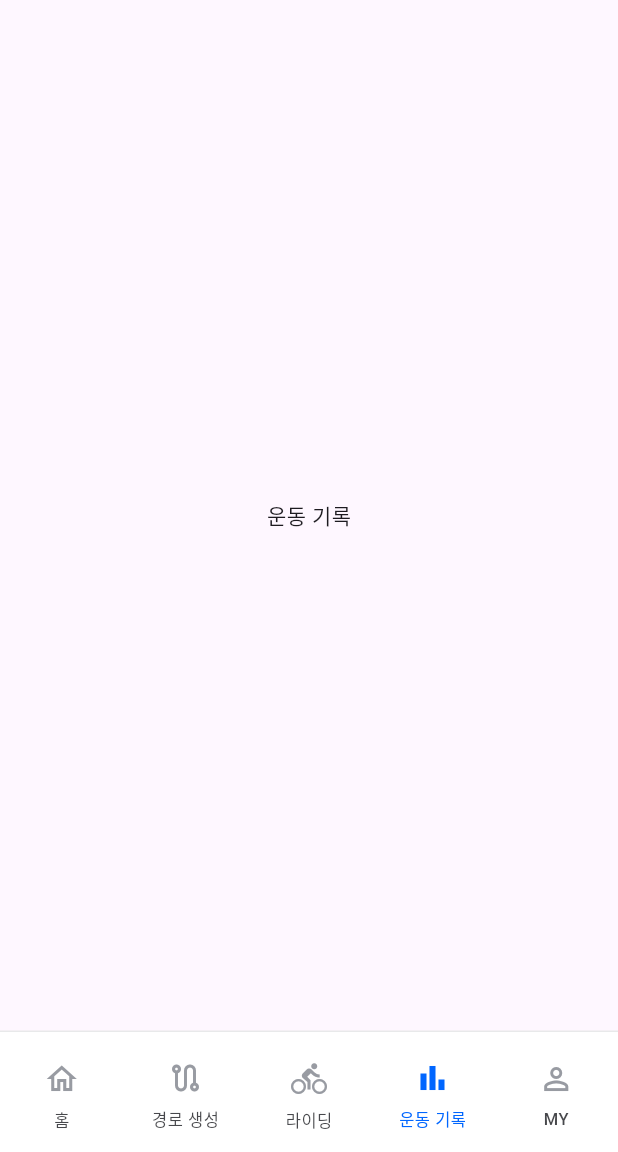
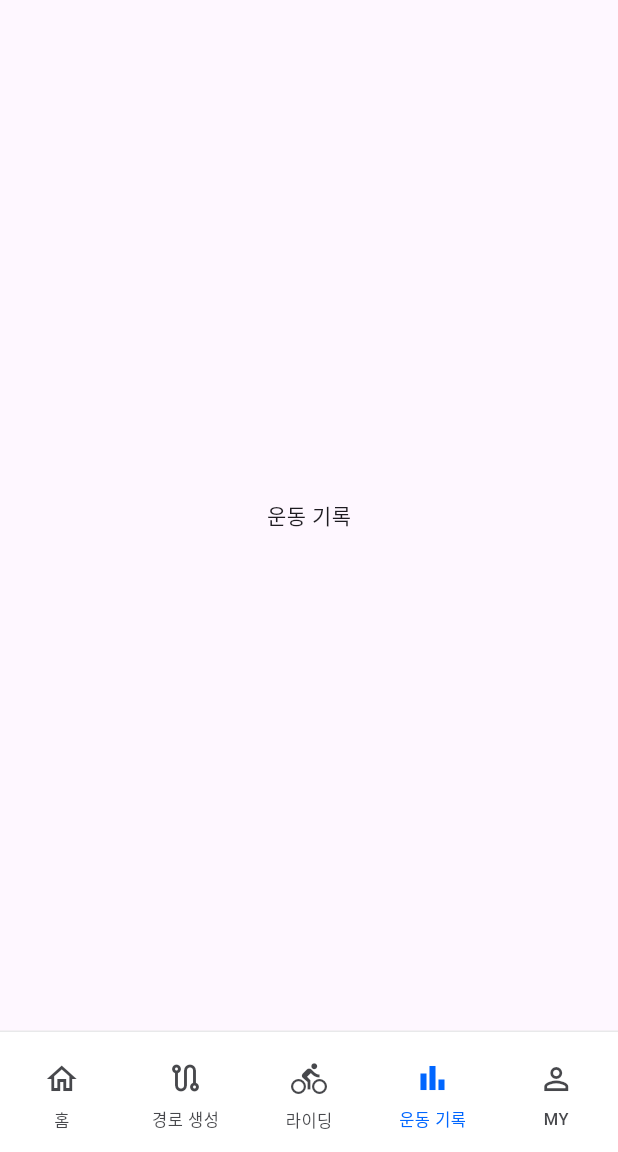
Before and after one commit to INOI-SWM/Urban_Breeze_Flutter, a Flutter app: the screen it shows after launch, item 4 of the bottom bar chosen, on a phone screen of 412 x 824 dp, the part 84-1236 px from its top. Run offline on Flutter 3.47's test engine with Material 3 defaults, Android fonts, the phone set to English and light mode, and no system bars; Roboto replaces fonts that are missing (Pretendard JP).

Commit message:
fix: 잘못 추가된 속성들 제거거

```diff
--- a/lib/ui/navigation/bottom_navigation.dart
+++ b/lib/ui/navigation/bottom_navigation.dart
@@ -33,89 +33,29 @@ class BottomNavigation extends StatelessWidget {
           elevation: 0,
           indicatorColor: Colors.transparent,
           destinations: <Widget>[
-            NavigationDestination(
-              icon: Icon(
-                Icons.home_outlined,
-                color:
-                    currentIndex == 0
-                        ? semanticColors.primaryNormal
-                        : semanticColors.interactionInactive,
-              ),
-              selectedIcon: Icon(
-                Icons.home,
-                color:
-                    currentIndex == 0
-                        ? semanticColors.primaryNormal
-                        : semanticColors.interactionInactive,
-              ),
+            const NavigationDestination(
+              icon: Icon(Icons.home_outlined),
+              selectedIcon: Icon(Icons.home),
               label: '홈',
             ),
-            NavigationDestination(
-              icon: Icon(
-                Icons.route_outlined,
-                color:
-                    currentIndex == 1
-                        ? semanticColors.primaryNormal
-                        : semanticColors.interactionInactive,
-              ),
-              selectedIcon: Icon(
-                Icons.route,
-                color:
-                    currentIndex == 1
-                        ? semanticColors.primaryNormal
-                        : semanticColors.interactionInactive,
-              ),
+            const NavigationDestination(
+              icon: Icon(Icons.route_outlined),
+              selectedIcon: Icon(Icons.route),
               label: '경로 생성',
             ),
-            NavigationDestination(
-              icon: Icon(
-                Icons.directions_bike_outlined,
-                color:
-                    currentIndex == 2
-                        ? semanticColors.primaryNormal
-                        : semanticColors.interactionInactive,
-              ),
-              selectedIcon: Icon(
-                Icons.directions_bike,
-                color:
-                    currentIndex == 2
-                        ? semanticColors.primaryNormal
-                        : semanticColors.interactionInactive,
-              ),
+            const NavigationDestination(
+              icon: Icon(Icons.directions_bike_outlined),
+              selectedIcon: Icon(Icons.directions_bike),
               label: '라이딩',
             ),
-            NavigationDestination(
-              icon: Icon(
-                Icons.bar_chart_outlined,
-                color:
-                    currentIndex == 3
-                        ? semanticColors.primaryNormal
-                        : semanticColors.interactionInactive,
-              ),
-              selectedIcon: Icon(
-                Icons.bar_chart,
-                color:
-                    currentIndex == 3
-                        ? semanticColors.primaryNormal
-                        : semanticColors.interactionInactive,
-              ),
+            const NavigationDestination(
+              icon: Icon(Icons.bar_chart_outlined),
+              selectedIcon: Icon(Icons.bar_chart),
               label: '운동 기록',
             ),
-            NavigationDestination(
-              icon: Icon(
-                Icons.person_outline,
-                color:
-                    currentIndex == 4
-                        ? semanticColors.primaryNormal
-                        : semanticColors.interactionInactive,
-              ),
-              selectedIcon: Icon(
-                Icons.person,
-                color:
-                    currentIndex == 4
-                        ? semanticColors.primaryNormal
-                        : semanticColors.interactionInactive,
-              ),
+            const NavigationDestination(
+              icon: Icon(Icons.person_outline),
+              selectedIcon: Icon(Icons.person),
               label: 'MY',
             ),
           ],
```
